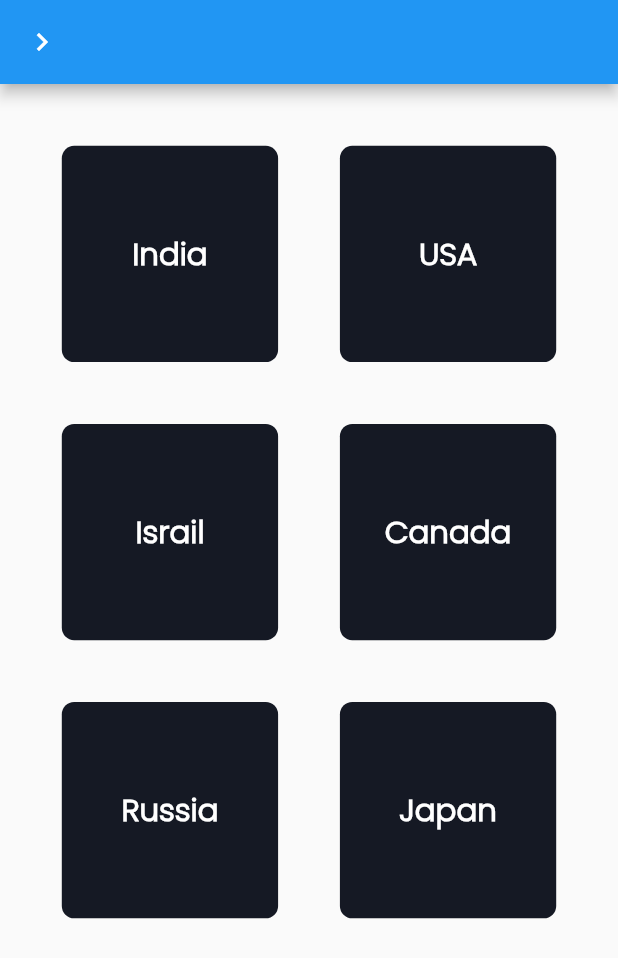
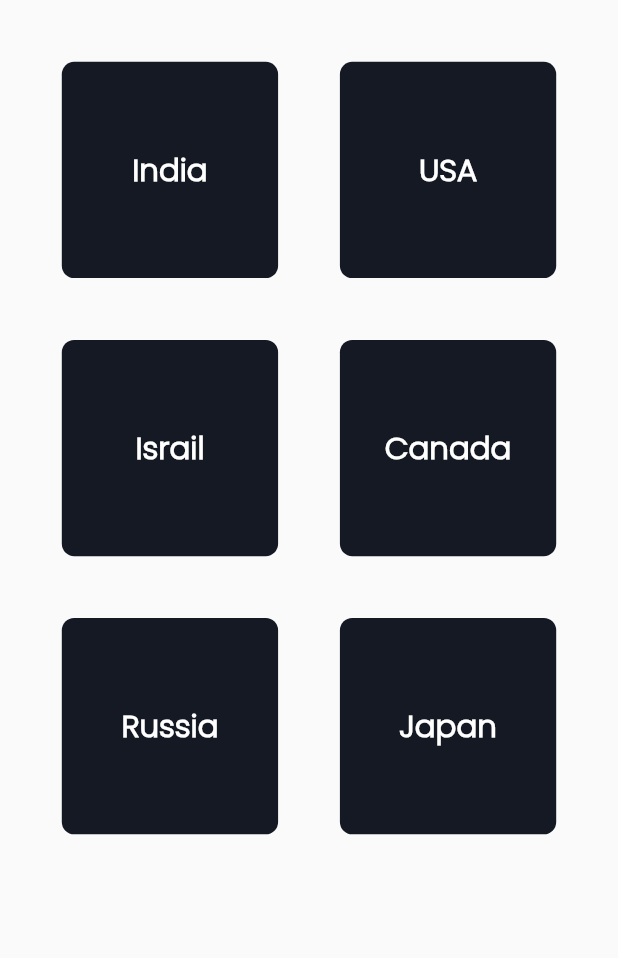
Before and after one commit to VivekTailor19/newsfeed, a Flutter app: the screen it shows after launch, after a tap on "Continue", on a phone screen of 412 x 824 dp. Shown: the top 958 px of the screen. Run offline on Flutter 3.47's test engine with Material 2 defaults, Android fonts, the phone set to English and light mode, and no system bars; our stand-ins replace device_preview, sizer; network calls fail.

Commit message:
news app

```diff
--- a/lib/main.dart
+++ b/lib/main.dart
@@ -13,9 +13,9 @@ import 'package:sizer/sizer.dart';
 
 void main() {
   runApp(
-      DevicePreview(
-        enabled: !kReleaseMode,
-        builder: (context) =>
+      // DevicePreview(
+      //   enabled: !kReleaseMode,
+      //   builder: (context) =>
 
         Sizer(
           builder: (context, orientation, deviceType) => MultiProvider(
@@ -35,6 +35,6 @@ void main() {
             ),
           ),
         ),
-      ),
+      // ),
   );
 }
--- a/lib/screens/intro_country.dart
+++ b/lib/screens/intro_country.dart
@@ -1,4 +1,4 @@
-import 'package:flutter/cupertino.dart';
+
 import 'package:flutter/material.dart';
 import 'package:provider/provider.dart';
 import 'package:sizer/sizer.dart';
@@ -23,7 +23,6 @@ class _Intro_CountryState extends State<Intro_Country> {
 
     return SafeArea(
       child: Scaffold(
-        appBar: AppBar(leading: IconButton(icon: Icon(Icons.navigate_next),onPressed: () => Navigator.pushNamed(context, "first"),),),
         body:GridView.builder(
           padding: EdgeInsets.all(5.w),
         gridDelegate: SliverGridDelegateWithFixedCrossAxisCount(crossAxisCount: 2),
```
Also changed, not shown: lib/screens/homeScreen.dart (+7 -4 lines).
